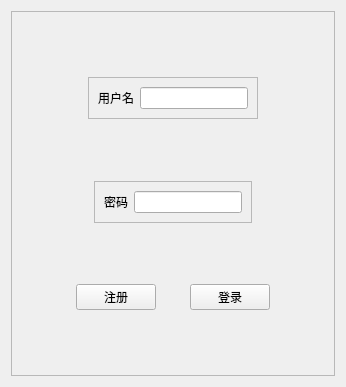
Qt form app/static/ui/login.ui (Yuan-Bai/ECP) before a commit.
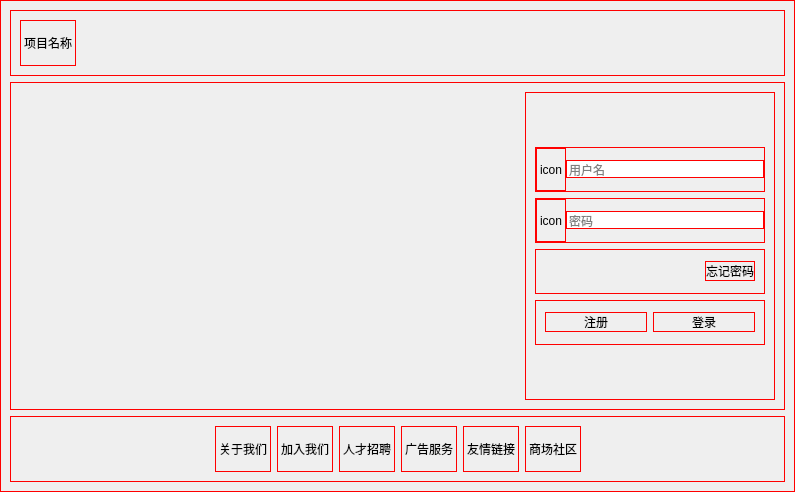
The same form after that commit.

What changed in the file:
```diff
--- a/app/static/ui/login.ui
+++ b/app/static/ui/login.ui
@@ -6,23 +6,93 @@
    <rect>
     <x>0</x>
     <y>0</y>
-    <width>346</width>
-    <height>387</height>
+    <width>795</width>
+    <height>492</height>
    </rect>
   </property>
   <property name="windowTitle">
    <string>Form</string>
   </property>
+  <property name="styleSheet">
+   <string notr="true">QWidget{
+	border:1px solid red;
+}</string>
+  </property>
   <layout class="QHBoxLayout" name="horizontalLayout">
+   <property name="spacing">
+    <number>0</number>
+   </property>
+   <property name="leftMargin">
+    <number>0</number>
+   </property>
+   <property name="topMargin">
+    <number>0</number>
+   </property>
+   <property name="rightMargin">
+    <number>0</number>
+   </property>
+   <property name="bottomMargin">
+    <number>0</number>
+   </property>
    <item>
     <widget class="QFrame" name="frame">
+     <property name="styleSheet">
+      <string notr="true"/>
+     </property>
      <property name="frameShape">
       <enum>QFrame::StyledPanel</enum>
      </property>
      <property name="frameShadow">
       <enum>QFrame::Raised</enum>
      </property>
-     <layout class="QVBoxLayout" name="verticalLayout">
+     <layout class="QVBoxLayout" name="verticalLayout" stretch="1,5,1">
+      <item>
+       <widget class="QFrame" name="frame_title">
+        <property name="frameShape">
+         <enum>QFrame::StyledPanel</enum>
+        </property>
+        <property name="frameShadow">
+         <enum>QFrame::Raised</enum>
+        </property>
+        <layout class="QHBoxLayout" name="horizontalLayout_8">
+         <item alignment="Qt::AlignLeft">
+          <widget class="QLabel" name="label_9">
+           <property name="text">
+            <string>项目名称</string>
+           </property>
+          </widget>
+         </item>
+        </layout>
+       </widget>
+      </item>
+      <item>
+       <widget class="QFrame" name="frame_backgorund">
+        <property name="frameShape">
+         <enum>QFrame::StyledPanel</enum>
+        </property>
+        <property name="frameShadow">
+         <enum>QFrame::Raised</enum>
+        </property>
+        <layout class="QHBoxLayout" name="horizontalLayout_3" stretch="2,1">
+         <item alignment="Qt::AlignBottom">
+          <widget class="QFrame" name="frame_blank">
+           <property name="frameShape">
+            <enum>QFrame::StyledPanel</enum>
+           </property>
+           <property name="frameShadow">
+            <enum>QFrame::Raised</enum>
+           </property>
+          </widget>
+         </item>
+         <item>
+          <widget class="QFrame" name="frame_login">
+           <property name="frameShape">
+            <enum>QFrame::StyledPanel</enum>
+           </property>
+           <property name="frameShadow">
+            <enum>QFrame::Raised</enum>
+           </property>
+           <layout class="QVBoxLayout" name="verticalLayout_2" stretch="1,1,1,1,1,1">
       <item>
        <spacer name="verticalSpacer_2">
         <property name="orientation">
@@ -31,22 +101,7 @@
         <property name="sizeHint" stdset="0">
          <size>
           <width>20</width>
-          <height>48</height>
-         </size>
-        </property>
-       </spacer>
-      </item>
-      <item>
-       <layout class="QHBoxLayout" name="horizontalLayout_4">
-        <item>
-         <spacer name="horizontalSpacer">
-          <property name="orientation">
-           <enum>Qt::Horizontal</enum>
-          </property>
-          <property name="sizeHint" stdset="0">
-           <size>
-            <width>40</width>
-            <height>20</height>
+                <height>40</height>
            </size>
           </property>
          </spacer>
@@ -59,62 +114,38 @@
           <property name="frameShadow">
            <enum>QFrame::Raised</enum>
           </property>
-          <layout class="QHBoxLayout" name="horizontalLayout_2">
+              <layout class="QHBoxLayout" name="horizontalLayout_4">
+               <property name="spacing">
+                <number>0</number>
+               </property>
+               <property name="leftMargin">
+                <number>0</number>
+               </property>
+               <property name="topMargin">
+                <number>0</number>
+               </property>
+               <property name="rightMargin">
+                <number>0</number>
+               </property>
+               <property name="bottomMargin">
+                <number>0</number>
+               </property>
            <item>
-            <widget class="QLabel" name="label">
+                <widget class="QLabel" name="label_7">
              <property name="text">
+                  <string>icon</string>
+                 </property>
+                </widget>
+               </item>
+               <item>
+                <widget class="QLineEdit" name="lineEdit">
+                 <property name="placeholderText">
               <string>用户名</string>
              </property>
             </widget>
            </item>
-           <item>
-            <widget class="QLineEdit" name="lineEdit"/>
-           </item>
-          </layout>
-         </widget>
-        </item>
-        <item>
-         <spacer name="horizontalSpacer_2">
-          <property name="orientation">
-           <enum>Qt::Horizontal</enum>
-          </property>
-          <property name="sizeHint" stdset="0">
-           <size>
-            <width>40</width>
-            <height>20</height>
-           </size>
-          </property>
-         </spacer>
-        </item>
-       </layout>
-      </item>
-      <item>
-       <spacer name="verticalSpacer">
-        <property name="orientation">
-         <enum>Qt::Vertical</enum>
-        </property>
-        <property name="sizeHint" stdset="0">
-         <size>
-          <width>20</width>
-          <height>48</height>
-         </size>
-        </property>
-       </spacer>
-      </item>
-      <item>
-       <layout class="QHBoxLayout" name="horizontalLayout_5">
-        <item>
-         <spacer name="horizontalSpacer_3">
-          <property name="orientation">
-           <enum>Qt::Horizontal</enum>
-          </property>
-          <property name="sizeHint" stdset="0">
-           <size>
-            <width>40</width>
-            <height>20</height>
-           </size>
-          </property>
-         </spacer>
+              </layout>
+             </widget>
         </item>
         <item>
          <widget class="QFrame" name="frame_3">
@@ -124,120 +155,182 @@
           <property name="frameShadow">
            <enum>QFrame::Raised</enum>
           </property>
-          <layout class="QHBoxLayout" name="horizontalLayout_3">
+              <layout class="QHBoxLayout" name="horizontalLayout_5">
+               <property name="spacing">
+                <number>0</number>
+               </property>
+               <property name="leftMargin">
+                <number>0</number>
+               </property>
+               <property name="topMargin">
+                <number>0</number>
+               </property>
+               <property name="rightMargin">
+                <number>0</number>
+               </property>
+               <property name="bottomMargin">
+                <number>0</number>
+               </property>
            <item>
-            <widget class="QLabel" name="label_2">
+                <widget class="QLabel" name="label_8">
              <property name="text">
+                  <string>icon</string>
+                 </property>
+                </widget>
+               </item>
+               <item>
+                <widget class="QLineEdit" name="lineEdit_2">
+                 <property name="placeholderText">
               <string>密码</string>
              </property>
             </widget>
            </item>
-           <item>
-            <widget class="QLineEdit" name="lineEdit_2"/>
-           </item>
           </layout>
          </widget>
         </item>
         <item>
-         <spacer name="horizontalSpacer_4">
-          <property name="orientation">
-           <enum>Qt::Horizontal</enum>
-          </property>
-          <property name="sizeHint" stdset="0">
-           <size>
-            <width>40</width>
-            <height>20</height>
-           </size>
-          </property>
-         </spacer>
-        </item>
-       </layout>
+             <widget class="QFrame" name="frame_4">
+              <property name="frameShape">
+               <enum>QFrame::StyledPanel</enum>
+              </property>
+              <property name="frameShadow">
+               <enum>QFrame::Raised</enum>
+              </property>
+              <layout class="QHBoxLayout" name="horizontalLayout_7">
+               <item alignment="Qt::AlignRight">
+                <widget class="QPushButton" name="pushButton_4">
+                 <property name="text">
+                  <string>忘记密码</string>
+                 </property>
+                </widget>
+               </item>
+              </layout>
+             </widget>
       </item>
       <item>
-       <spacer name="verticalSpacer_3">
-        <property name="orientation">
-         <enum>Qt::Vertical</enum>
-        </property>
-        <property name="sizeHint" stdset="0">
-         <size>
-          <width>20</width>
-          <height>47</height>
-         </size>
-        </property>
-       </spacer>
-      </item>
+             <widget class="QFrame" name="frame_5">
+              <property name="frameShape">
+               <enum>QFrame::StyledPanel</enum>
+              </property>
+              <property name="frameShadow">
+               <enum>QFrame::Raised</enum>
+              </property>
+              <layout class="QHBoxLayout" name="horizontalLayout_6">
       <item>
-       <layout class="QHBoxLayout" name="horizontalLayout_6" stretch="5,1,3,1,5">
-        <property name="spacing">
-         <number>0</number>
-        </property>
-        <item>
-         <spacer name="horizontalSpacer_5">
-          <property name="orientation">
-           <enum>Qt::Horizontal</enum>
-          </property>
-          <property name="sizeHint" stdset="0">
-           <size>
-            <width>40</width>
-            <height>20</height>
-           </size>
-          </property>
-         </spacer>
-        </item>
-        <item>
-         <widget class="QPushButton" name="pushButton">
+                <widget class="QPushButton" name="pushButton_toRegister">
           <property name="text">
            <string>注册</string>
           </property>
          </widget>
         </item>
         <item>
-         <spacer name="horizontalSpacer_6">
-          <property name="orientation">
-           <enum>Qt::Horizontal</enum>
-          </property>
-          <property name="sizeHint" stdset="0">
-           <size>
-            <width>40</width>
-            <height>20</height>
-           </size>
-          </property>
-         </spacer>
-        </item>
-        <item>
-         <widget class="QPushButton" name="pushButton_2">
+                <widget class="QPushButton" name="pushButton_login">
           <property name="text">
            <string>登录</string>
           </property>
          </widget>
         </item>
-        <item>
-         <spacer name="horizontalSpacer_7">
-          <property name="orientation">
-           <enum>Qt::Horizontal</enum>
-          </property>
-          <property name="sizeHint" stdset="0">
-           <size>
-            <width>40</width>
-            <height>20</height>
-           </size>
-          </property>
-         </spacer>
-        </item>
-       </layout>
+              </layout>
+             </widget>
       </item>
       <item>
-       <spacer name="verticalSpacer_4">
+             <spacer name="verticalSpacer">
         <property name="orientation">
          <enum>Qt::Vertical</enum>
         </property>
         <property name="sizeHint" stdset="0">
          <size>
           <width>20</width>
-          <height>48</height>
+                <height>40</height>
          </size>
         </property>
        </spacer>
+            </item>
+           </layout>
+          </widget>
+         </item>
+        </layout>
+       </widget>
+      </item>
+      <item>
+       <widget class="QFrame" name="frame_other">
+        <property name="frameShape">
+         <enum>QFrame::StyledPanel</enum>
+        </property>
+        <property name="frameShadow">
+         <enum>QFrame::Raised</enum>
+        </property>
+        <layout class="QHBoxLayout" name="horizontalLayout_2">
+         <item>
+          <spacer name="horizontalSpacer">
+           <property name="orientation">
+            <enum>Qt::Horizontal</enum>
+           </property>
+           <property name="sizeHint" stdset="0">
+            <size>
+             <width>186</width>
+             <height>20</height>
+            </size>
+           </property>
+          </spacer>
+         </item>
+         <item>
+          <widget class="QLabel" name="label">
+           <property name="text">
+            <string>关于我们</string>
+           </property>
+          </widget>
+         </item>
+         <item>
+          <widget class="QLabel" name="label_2">
+           <property name="text">
+            <string>加入我们</string>
+           </property>
+          </widget>
+         </item>
+         <item>
+          <widget class="QLabel" name="label_3">
+           <property name="text">
+            <string>人才招聘</string>
+           </property>
+          </widget>
+         </item>
+         <item>
+          <widget class="QLabel" name="label_4">
+           <property name="text">
+            <string>广告服务</string>
+           </property>
+          </widget>
+         </item>
+         <item>
+          <widget class="QLabel" name="label_5">
+           <property name="text">
+            <string>友情链接</string>
+           </property>
+          </widget>
+         </item>
+         <item>
+          <widget class="QLabel" name="label_6">
+           <property name="text">
+            <string>商场社区</string>
+           </property>
+          </widget>
+         </item>
+         <item>
+          <spacer name="horizontalSpacer_2">
+           <property name="orientation">
+            <enum>Qt::Horizontal</enum>
+           </property>
+           <property name="sizeHint" stdset="0">
+            <size>
+             <width>185</width>
+             <height>20</height>
+            </size>
+           </property>
+          </spacer>
+         </item>
+        </layout>
+       </widget>
       </item>
      </layout>
     </widget>
```
Lines whose indentation alone changed are shown as unchanged.
